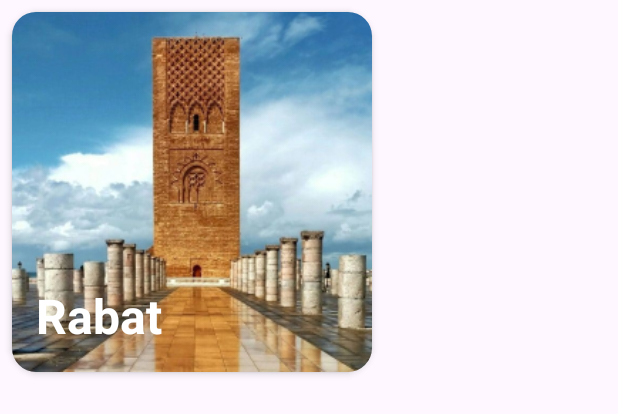
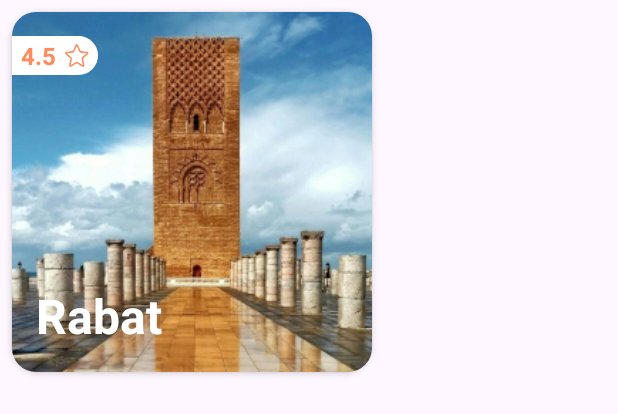
Before and after one commit to MaghrebTrip/maghrebtrip-mobile, an Android app: the layout viewholder_pup_list.xml on its own in the app's theme, with its tools: preview values and no code run, on a phone screen of 412 x 824 dp. Shown: the top 414 px of the screen. Run offline under Robolectric (Android 15) with nearby library versions, the phone set to English and light mode, and no system bars.

Commit message:
add rating and description to city

```diff
--- a/app/src/main/java/com/maghrebtrip/cities/City.java
+++ b/app/src/main/java/com/maghrebtrip/cities/City.java
@@ -1,14 +1,18 @@
 package com.maghrebtrip.cities;
 
-public class City {
+import java.io.Serializable;
+
+public class City implements Serializable {
     private String cityName;
     private String cityImage;
     private double rating;
+    private String description;
 
-    public City(String cityName, String cityImage, double rating) {
+    public City(String cityName, String cityImage, double rating, String description) {
         this.cityName = cityName;
         this.cityImage = cityImage;
         this.rating = rating;
+        this.description = description;
     }
 
     public String getCityName() {
@@ -34,4 +38,12 @@ public class City {
     public void setRating(double rating) {
         this.rating = rating;
     }
+
+    public String getDescription() {
+        return description;
+    }
+
+    public void setDescription(String description) {
+        this.description = description;
+    }
 }
--- a/app/src/main/res/layout/viewholder_pup_list.xml
+++ b/app/src/main/res/layout/viewholder_pup_list.xml
@@ -18,6 +18,39 @@
         app:layout_constraintTop_toTopOf="parent"
         app:shapeAppearance="@style/ShapeAppearance.Material3.Corner.Large" />
 
+
+    <LinearLayout
+        android:layout_width="wrap_content"
+        android:layout_height="wrap_content"
+        android:layout_marginTop="16dp"
+        android:orientation="horizontal"
+        android:paddingStart="6dp"
+        android:paddingEnd="6dp"
+        android:paddingTop="2dp"
+        android:paddingBottom="2dp"
+        android:gravity="center"
+        android:background="@drawable/rating_background"
+        app:layout_constraintStart_toStartOf="@+id/cityImage"
+        app:layout_constraintTop_toTopOf="@+id/cityImage">
+
+        <TextView
+            android:id="@+id/cityRating"
+            android:layout_width="wrap_content"
+            android:layout_height="wrap_content"
+            android:layout_marginEnd="6dp"
+            android:text="@string/city_rating"
+            android:textColor="@color/coral"
+            android:textSize="16sp"
+            android:textStyle="bold" />
+
+        <ImageView
+            android:id="@+id/starIcon"
+            android:layout_width="wrap_content"
+            android:layout_height="wrap_content"
+            app:tint="@color/coral"
+            android:src="@drawable/star" />
+    </LinearLayout>
+
     <TextView
         android:id="@+id/cityName"
         android:layout_width="wrap_content"
```
